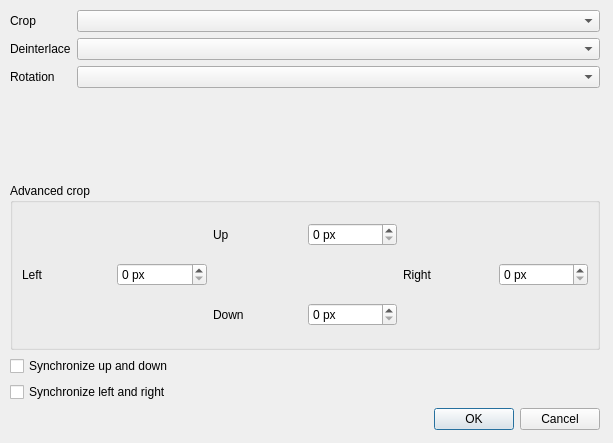
Qt form src/advancedpicturesettingswindow.ui (cinemaouvert/OPP) before a commit.
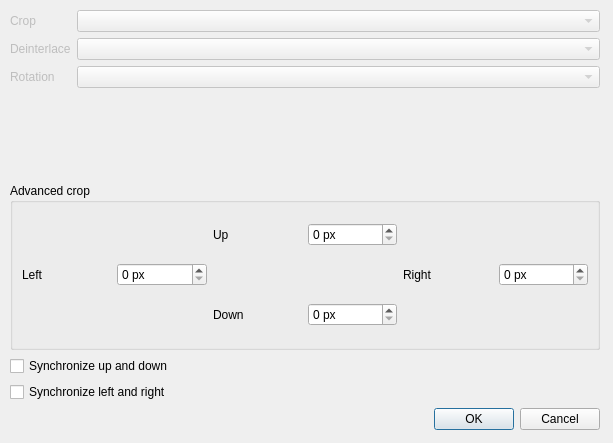
The same form after that commit.

Diff of the .ui file:
```diff
--- a/src/advancedpicturesettingswindow.ui
+++ b/src/advancedpicturesettingswindow.ui
@@ -34,7 +34,7 @@
       <item row="0" column="0">
        <widget class="QLabel" name="label_trim">
         <property name="enabled">
-         <bool>true</bool>
+         <bool>false</bool>
         </property>
         <property name="text">
          <string>Crop</string>
@@ -44,24 +44,31 @@
       <item row="0" column="1">
        <widget class="QComboBox" name="comboBox_trim">
         <property name="enabled">
-         <bool>true</bool>
+         <bool>false</bool>
         </property>
        </widget>
       </item>
       <item row="1" column="0">
        <widget class="QLabel" name="label_deinterlace">
+        <property name="enabled">
+         <bool>false</bool>
+        </property>
         <property name="text">
          <string>Deinterlace</string>
         </property>
        </widget>
       </item>
       <item row="1" column="1">
-       <widget class="QComboBox" name="comboBox_deinterlace"/>
+       <widget class="QComboBox" name="comboBox_deinterlace">
+        <property name="enabled">
+         <bool>false</bool>
+        </property>
+       </widget>
       </item>
       <item row="2" column="0">
        <widget class="QLabel" name="label_rotation">
         <property name="enabled">
-         <bool>true</bool>
+         <bool>false</bool>
         </property>
         <property name="text">
          <string>Rotation</string>
@@ -71,7 +78,7 @@
       <item row="2" column="1">
        <widget class="QComboBox" name="comboBox_rotation">
         <property name="enabled">
-         <bool>true</bool>
+         <bool>false</bool>
         </property>
        </widget>
       </item>
```
